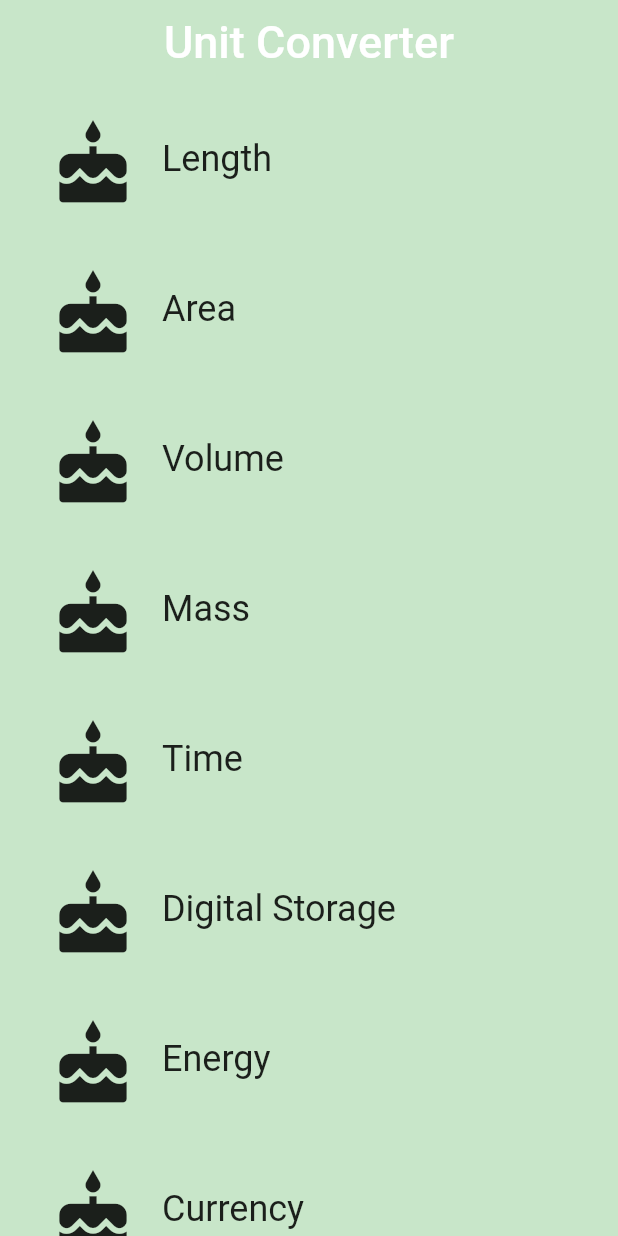
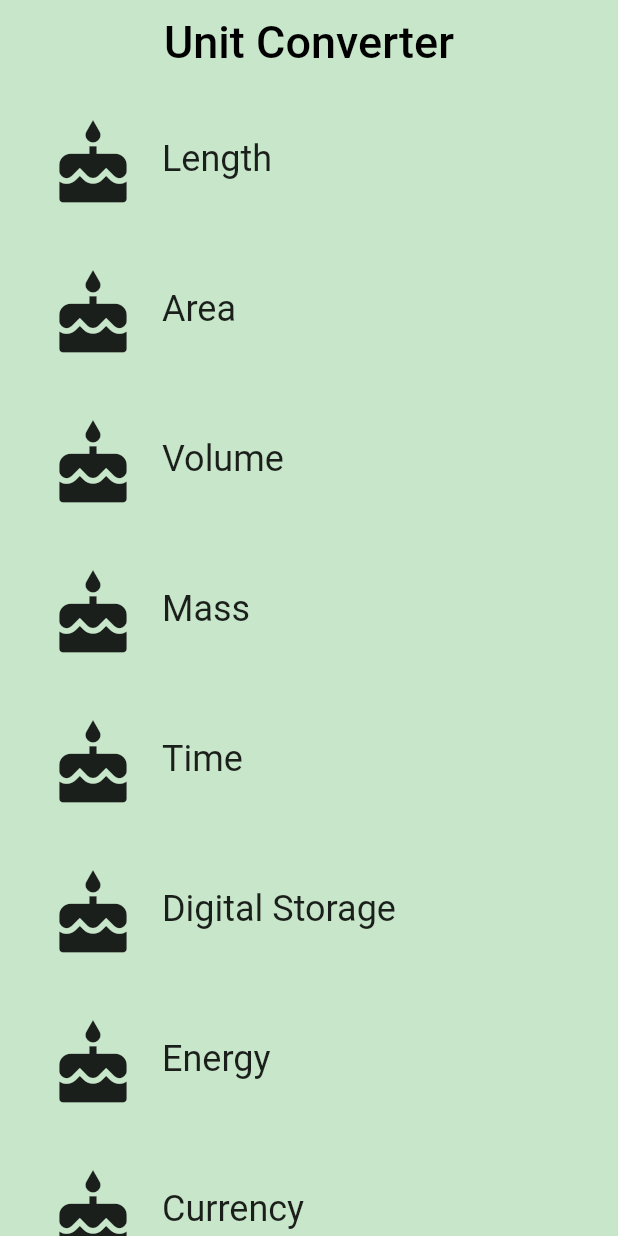
Before and after one commit to CillianMyles/unit-converter, a Flutter app: the screen it shows after launch, on a phone screen of 412 x 824 dp. Run offline on Flutter 3.47's test engine with Material 2 defaults, Android fonts, the phone set to English and light mode, and no system bars.

Commit message:
tidy up;

```diff
--- a/lib/category_route.dart
+++ b/lib/category_route.dart
@@ -3,6 +3,8 @@ import 'package:unit_converter/category.dart';
 import 'package:unit_converter/unit.dart';
 
 const _appName = 'Unit Converter';
+const _titleSize = 30.0;
+const _titleColor = Colors.black;
 final _bgColor = Colors.green[100];
 const _defaultIcon = Icons.cake;
 
@@ -53,11 +55,13 @@ class CategoryRoute extends StatelessWidget {
     final appBar = AppBar(
       backgroundColor: _bgColor,
       elevation: 0.0,
+      centerTitle: true,
       title: Center(
         child: Text(
           _appName,
           style: TextStyle(
-            fontSize: 30.0,
+            fontSize: _titleSize,
+            color: _titleColor,
           ),
         ),
       ),
```
